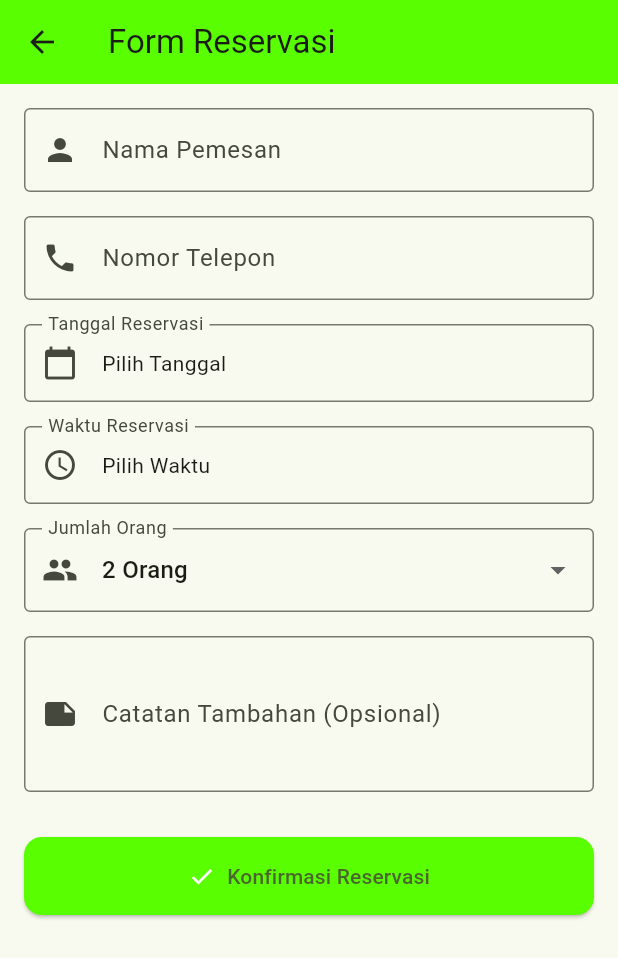
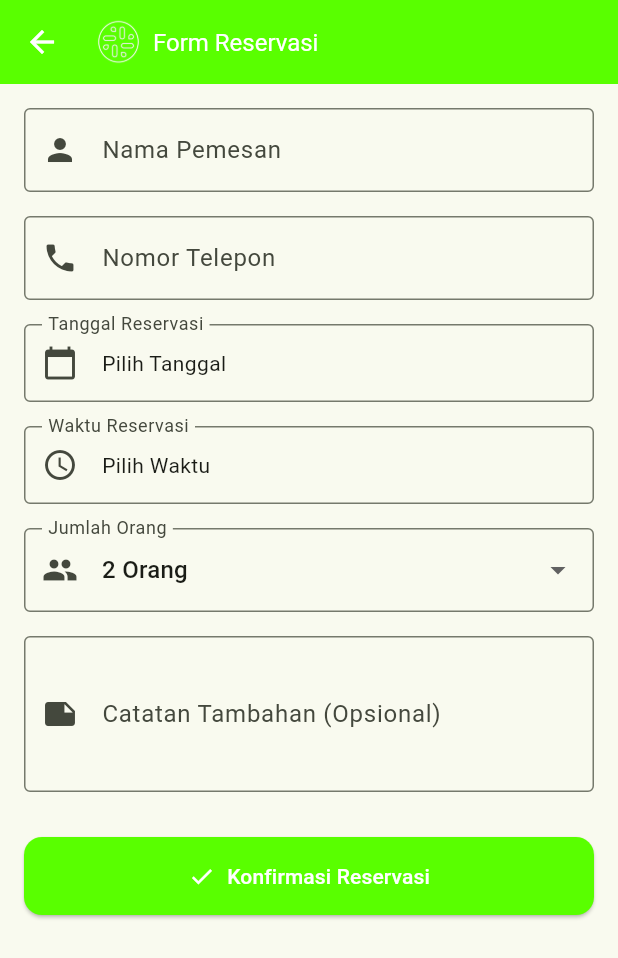
Before and after one commit to MisakiZuijin/reservasiku_colab_t2, a Flutter app: the ReservationForm screen opened directly, on a phone screen of 412 x 824 dp. Shown: the top 958 px of the screen. Run offline on Flutter 3.47's test engine with Material 3 defaults, Android fonts, the phone set to English and light mode, and no system bars; our stand-ins replace get, image_picker, supabase_flutter; accounts and stored records are empty.

Commit message:
Update styling text appbar

```diff
--- a/lib/screens/reservation/reservation_form.dart
+++ b/lib/screens/reservation/reservation_form.dart
@@ -152,8 +152,28 @@ class _ReservationFormState extends State<ReservationForm> {
   Widget build(BuildContext context) {
     return Scaffold(
       appBar: AppBar(
-        title: const Text("Form Reservasi"),
         backgroundColor: const Color.fromRGBO(89, 255, 0, 1),
+        automaticallyImplyLeading: true,
+        iconTheme: const IconThemeData(
+          color: Colors.white,
+        ), // back button putih
+        titleSpacing: 0,
+        title: Row(
+          children: [
+            Padding(
+              padding: const EdgeInsets.symmetric(horizontal: 8),
+              child: Image.asset(
+                "assets/images/Logo_White.png",
+                height: 30,
+                width: 30,
+              ),
+            ),
+            const Text(
+              "Form Reservasi",
+              style: TextStyle(color: Colors.white, fontSize: 16),
+            ),
+          ],
+        ),
       ),
       body: Form(
         key: _formKey,
@@ -258,6 +278,7 @@ class _ReservationFormState extends State<ReservationForm> {
                 label: const Text("Konfirmasi Reservasi"),
                 style: ElevatedButton.styleFrom(
                   backgroundColor: const Color.fromRGBO(89, 255, 0, 1),
+                  foregroundColor: Colors.white,
                   padding: const EdgeInsets.symmetric(vertical: 16),
                   shape: RoundedRectangleBorder(
                     borderRadius: BorderRadius.circular(12),
```
Also changed, not shown: lib/screens/reservation/invoice_screen.dart (+19 -1 lines), lib/screens/reservation/invoice_view_only_screen.dart (+24 -4 lines), lib/screens/stats/StatsAdminScreen.dart (+38 -11 lines).
